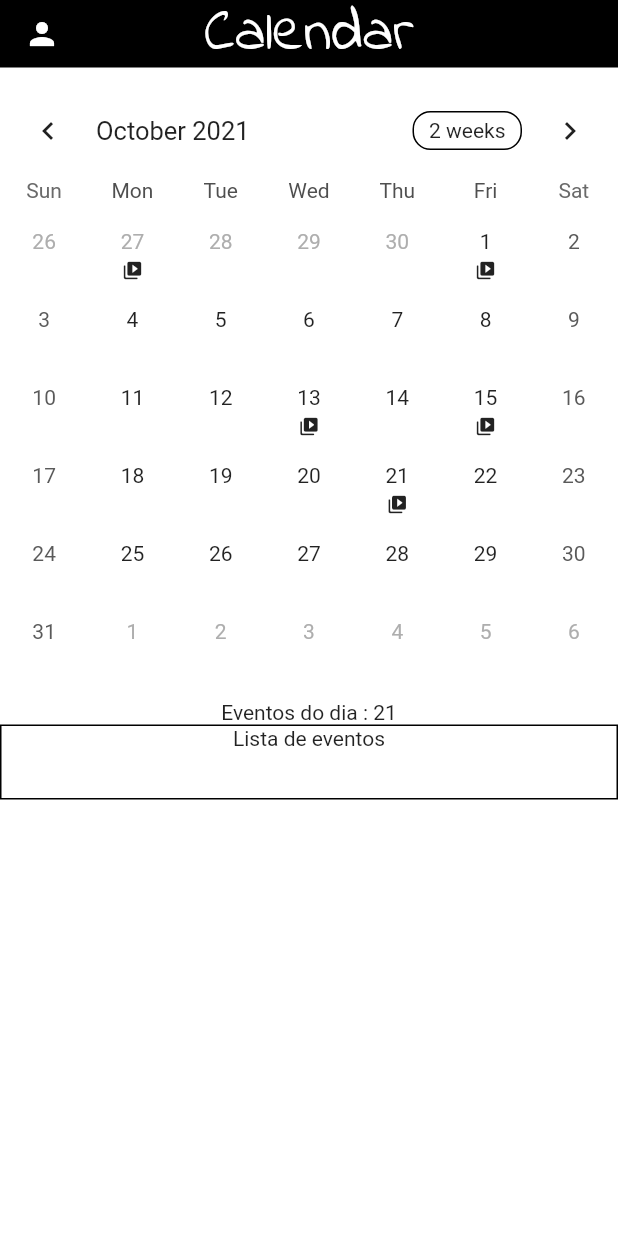
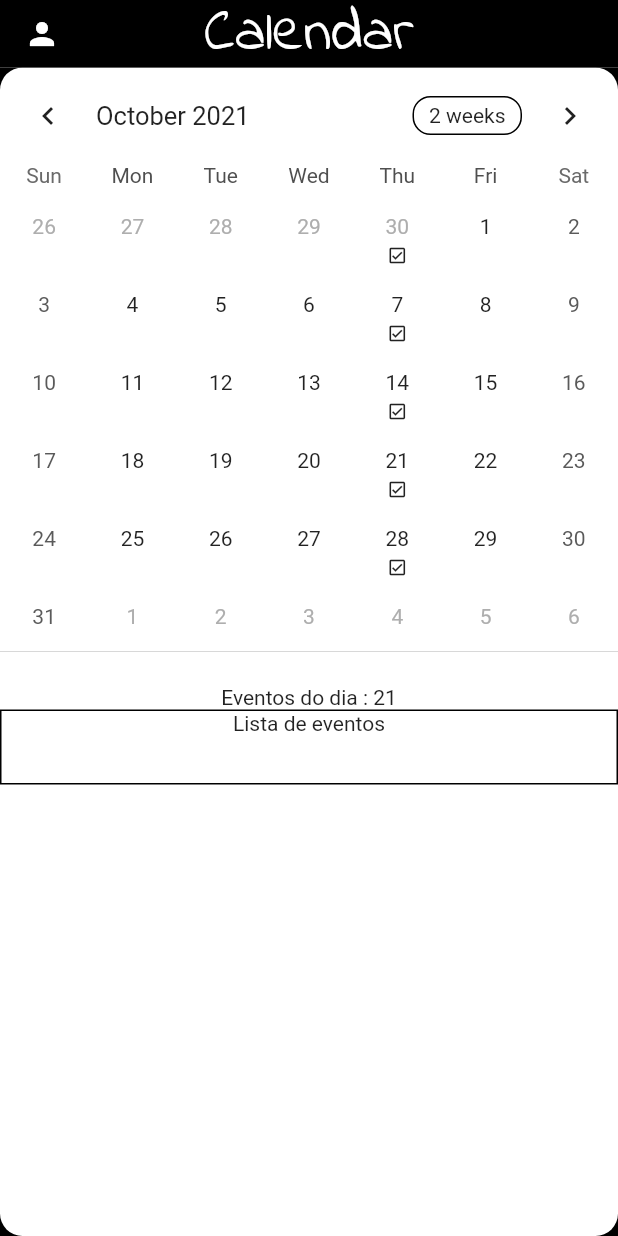
Before and after one commit to digitalNotebook/app, a Flutter app: the CalendarScreen screen opened by its route, on a phone screen of 412 x 824 dp. Run offline on Flutter 3.47's test engine with Material 2 defaults, Android fonts, the phone set to English and light mode, and no system bars; drawn by our look-alikes of table_calendar; our stand-ins replace image_picker, persistent_bottom_nav_bar, sqflite; accounts and stored records are empty.

Commit message:
Adicionada classe que representa o background de todas as telas. Colocado nomes melhores para algumas das variaveis e metodos. Colocado um MultiProvider para a tela do calendario. Vou verificar a melhor maneira de carregar objetos diferentes para serem exibidos no calendário. Trocado o ícone dos markers

```diff
--- a/app/escola/lib/models/homework.dart
+++ b/app/escola/lib/models/homework.dart
@@ -12,7 +12,8 @@ class Homework with ChangeNotifier {
   final String title;
   final String description;
   final Status status;
-  final DateTime dataRealizado;
+  final DateTime dataParaSerFeito;
+  final DateTime? dataRealizadoPeloAluno;
   // final List<Exercicio> exercicios;
 
   Homework({
@@ -20,7 +21,8 @@ class Homework with ChangeNotifier {
     required this.title,
     required this.description,
     required this.status,
-    required this.dataRealizado,
+    required this.dataParaSerFeito,
+    this.dataRealizadoPeloAluno,
     // required this.exercicios,
   });
 }
--- a/app/escola/lib/providers/aulas.dart
+++ b/app/escola/lib/providers/aulas.dart
@@ -13,7 +13,7 @@ class Aulas with ChangeNotifier {
         subtitle: 'Action verbs',
         imagesUrl:
             'https://www.history.com/.image/ar_16:9%2Cc_fill%2Ccs_srgb%2Cfl_progressive%2Cg_faces:center%2Cq_auto:good%2Cw_768/MTYyNDg1MjE3MTI1MjEzODYy/topic-london-gettyimages-760251843-feature.jpg',
-        dataAula: DateTime.utc(2021, 10, 21),
+        dataAula: DateTime.utc(2021, 10, 28),
         description: 'Simple Present',
         videoUrl: 'videoUrl - Part 1',
         horaInicio: DateTime.now().subtract(Duration(hours: 2)),
@@ -25,7 +25,7 @@ class Aulas with ChangeNotifier {
         subtitle: 'Part 1',
         imagesUrl:
             'https://d2brulbsscz39x.cloudfront.net/_imager/files/22442/Film-London-Brochure-2019-COVER-IMAGE_9eed5a99b701ba360780d44a67c674dc.jpg',
-        dataAula: DateTime.utc(2021, 10, 15),
+        dataAula: DateTime.utc(2021, 10, 21),
         description: 'description',
         videoUrl: 'videoUrl - Part 1',
         horaInicio: DateTime.now().subtract(Duration(hours: 2, days: 5)),
@@ -37,7 +37,7 @@ class Aulas with ChangeNotifier {
         subtitle: 'Part 1',
         imagesUrl:
             'https://images.unsplash.com/photo-1533929736458-ca588d08c8be?ixid=MnwxMjA3fDB8MHxzZWFyY2h8M3x8bG9uZG9ufGVufDB8fDB8fA%3D%3D&ixlib=rb-1.2.1&w=1000&q=80',
-        dataAula: DateTime.utc(2021, 10, 13),
+        dataAula: DateTime.utc(2021, 10, 14),
         description: 'description',
         horaInicio: DateTime.now().subtract(Duration(hours: 2, days: 10)),
         horaFim: DateTime.now().subtract(Duration(hours: 4, days: 10)),
@@ -49,7 +49,7 @@ class Aulas with ChangeNotifier {
         subtitle: 'Part 1',
         imagesUrl:
             'https://media.istockphoto.com/photos/boulevard-next-to-the-river-thames-picture-id1133845967?k=20&m=1133845967&s=612x612&w=0&h=MwmQv6LpVneuqxDU3Qw-1EtDatXwmnEo9PXFb7vGTkQ=',
-        dataAula: DateTime.utc(2021, 10, 01),
+        dataAula: DateTime.utc(2021, 10, 07),
         description: 'description',
         horaInicio: DateTime.now().subtract(Duration(hours: 2, days: 20)),
         horaFim: DateTime.now().subtract(Duration(hours: 4, days: 20)),
@@ -61,7 +61,7 @@ class Aulas with ChangeNotifier {
         subtitle: 'Part 1',
         imagesUrl:
             'https://images.unsplash.com/photo-1505761671935-60b3a7427bad?ixid=MnwxMjA3fDB8MHxwaG90by1wYWdlfHx8fGVufDB8fHx8&ixlib=rb-1.2.1&auto=format&fit=crop&w=1350&q=80',
-        dataAula: DateTime.utc(2021, 09, 27),
+        dataAula: DateTime.utc(2021, 09, 30),
         description: 'description',
         videoUrl: 'videoUrl - Part 1',
         horaInicio: DateTime.now().subtract(Duration(hours: 2, days: 40)),
--- a/app/escola/lib/providers/homeworks.dart
+++ b/app/escola/lib/providers/homeworks.dart
@@ -8,29 +8,27 @@ class Homeworks with ChangeNotifier {
       title: 'Present Simple',
       description: 'Questions about present simple',
       status: Status.UNDONE,
-      dataRealizado: DateTime.now().subtract(Duration(days: 2)),
+      dataParaSerFeito: DateTime.utc(2021, 10, 22),
     ),
     Homework(
       id: 'h2',
       title: 'Irregular verbs',
       description: 'Questions about irregular verbs',
       status: Status.UNDONE,
-      dataRealizado: DateTime.now().subtract(Duration(days: 2)),
+      dataParaSerFeito: DateTime.utc(2021, 10, 25),
     ),
     Homework(
         id: 'h3',
         title: 'Daily Routine',
         description: 'Questions about Daily Routine',
         status: Status.UNDONE,
-      dataRealizado: DateTime.now().subtract(Duration(days: 2)),
-    ),
+        dataParaSerFeito: DateTime.utc(2021, 10, 26)),
     Homework(
         id: 'h4',
         title: 'Awkward, Odd, Strange',
         description: 'The difference among them',
         status: Status.UNDONE,
-      dataRealizado: DateTime.now().subtract(Duration(days: 2)),
-    ),
+        dataParaSerFeito: DateTime.utc(2021, 10, 27)),
   ];
 
   List<Homework> get items {
--- a/app/escola/lib/screens/calendar_screen.dart
+++ b/app/escola/lib/screens/calendar_screen.dart
@@ -1,6 +1,10 @@
 import 'package:escola/providers/aulas.dart';
+import 'package:escola/providers/homeworks.dart';
 import 'package:escola/screens/profile_screen.dart';
+import 'package:escola/widgets/bottomBackground.dart';
 import 'package:escola/widgets/calendar_item.dart';
+import 'package:escola/widgets/master_background.dart';
+import 'package:escola/widgets/topBackground.dart';
 import 'package:flutter/material.dart';
 
 import 'package:persistent_bottom_nav_bar/persistent-tab-view.dart';
@@ -14,8 +18,15 @@ class CalendarScreen extends StatelessWidget {
   @override
   Widget build(BuildContext context) {
     print('Buildei a tela Calendar');
-    return ChangeNotifierProvider(
-      create: (_) => Aulas(),
+    return MultiProvider(
+      providers: [
+        ChangeNotifierProvider(
+          create: (_) => Aulas(),
+        ),
+        ChangeNotifierProvider(
+          create: (_) => Homeworks(),
+        ),
+      ],
       child: Scaffold(
         appBar: AppBar(
           backgroundColor: Colors.black,
@@ -36,14 +47,8 @@ class CalendarScreen extends StatelessWidget {
             icon: Icon(Icons.person),
           ),
         ),
-        body: Column(
-          mainAxisAlignment: MainAxisAlignment.start,
-          children: [
-            const SizedBox(
-              height: 10,
-            ),
-            CalendarItem(),
-          ],
+        body: MasterBackground(
+          child: CalendarItem(),
         ),
       ),
     );
--- a/app/escola/lib/screens/menu_screen.dart
+++ b/app/escola/lib/screens/menu_screen.dart
@@ -4,6 +4,7 @@ import 'package:escola/providers/aulas.dart';
 import 'package:escola/providers/messages.dart';
 import 'package:escola/screens/profile_screen.dart';
 import 'package:escola/screens/settings_screen.dart';
+import 'package:escola/widgets/master_background.dart';
 import 'package:flutter/material.dart';
 import 'package:persistent_bottom_nav_bar/persistent-tab-view.dart';
 import 'package:provider/provider.dart';
@@ -128,7 +129,7 @@ class _MenuScreenState extends State<MenuScreen> {
             ? Center(
                 child: CircularProgressIndicator(),
               )
-            : SafeArea(
+            : MasterBackground(
                 child: Column(
                   children: [
                     //SAUDAÇÃO
--- a/app/escola/lib/screens/messages_screen.dart
+++ b/app/escola/lib/screens/messages_screen.dart
@@ -1,3 +1,4 @@
+import 'package:escola/widgets/master_background.dart';
 import 'package:flutter/material.dart';
 
 class MessagesScreen extends StatelessWidget {
@@ -17,9 +18,10 @@ class MessagesScreen extends StatelessWidget {
           style: Theme.of(context).appBarTheme.titleTextStyle,
         ),
       ),
-      body: Center(
+      body: MasterBackground(
+          child: Center(
         child: Text('Lista das mensagens'),
-      ),
+      )),
     );
   }
 }
--- a/app/escola/lib/screens/profile_screen.dart
+++ b/app/escola/lib/screens/profile_screen.dart
@@ -1,5 +1,6 @@
 import 'dart:io';
 
+import 'package:escola/widgets/master_background.dart';
 import 'package:flutter/material.dart';
 import '../widgets/image_profile.dart';
 
@@ -51,7 +52,8 @@ class _ProfileScreenState extends State<ProfileScreen> {
             ),
           ),
         ),
-      body: Center(
+        body: MasterBackground(
+          child: Center(
             child: Column(
               children: [
                 SizedBox(
@@ -75,6 +77,6 @@ class _ProfileScreenState extends State<ProfileScreen> {
               ],
             ),
           ),
-    );
+        ));
   }
 }
--- a/app/escola/lib/screens/settings_screen.dart
+++ b/app/escola/lib/screens/settings_screen.dart
@@ -1,3 +1,4 @@
+import 'package:escola/widgets/master_background.dart';
 import 'package:flutter/material.dart';
 
 class SettingsScreen extends StatelessWidget {
@@ -25,9 +26,10 @@ class SettingsScreen extends StatelessWidget {
             ),
           ),
         ),
-      body: Center(
+        body: MasterBackground(
+          child: Center(
             child: Text('Settings options here!'),
           ),
-    );
+        ));
   }
 }
--- a/app/escola/lib/widgets/calendar_item.dart
+++ b/app/escola/lib/widgets/calendar_item.dart
@@ -75,7 +75,7 @@ class _CalendarItemState extends State<CalendarItem> {
                 //se entrou aqui encontrou a aula, temos 5 dias de homework
                 //icone para a aula
                 return Icon(
-                  Icons.video_library_rounded,
+                  Icons.check_box_outlined,
                   size: 14,
                 );
               } else if (date.isAfter(_currentDay)) {
--- /dev/null
+++ b/app/escola/lib/widgets/master_background.dart
@@ -0,0 +1,21 @@
+import 'package:escola/widgets/bottomBackground.dart';
+import 'package:escola/widgets/topBackground.dart';
+import 'package:flutter/material.dart';
+
+class MasterBackground extends StatelessWidget {
+  final Widget child;
+
+  const MasterBackground({Key? key, required this.child}) : super(key: key);
+
+  @override
+  Widget build(BuildContext context) {
+    return SafeArea(
+        child: Stack(
+      children: [
+        ClassBackground(),
+        ClassBackgroundTop(),
+        child,
+      ],
+    ));
+  }
+}
--- a/app/escola/lib/widgets/menu_calendar.dart
+++ b/app/escola/lib/widgets/menu_calendar.dart
@@ -159,14 +159,14 @@ class _MenuCalendarState extends State<MenuCalendar> {
               if (CalendarHelper.compareDates(_currentDay, date)) {
                 //se entrou aqui encontrou a aula, temos 5 dias de homework
                 //icone para a aula
-                return Icon(Icons.video_library_rounded);
+                return Icon(Icons.check_box_outline_blank_sharp);
               } else if (date.isAfter(_currentDay)) {
                 return Icon(Icons.alarm);
               } else {
                 return Icon(Icons.alarm_off_sharp);
               }
             } else {
-              return Icon(Icons.clear);
+              return Icon(Icons.indeterminate_check_box_outlined);
             }
           },
           //remover a marca do focusedDay
```
Also changed, not shown: app/escola/lib/helpers/calendar_helpers.dart (+25 -2 lines), app/escola/lib/screens/class_detail_screen.dart (+28 -25 lines), app/escola/lib/widgets/class_overview.dart (+4 -10 lines). Lines whose indentation alone changed are shown as unchanged.
